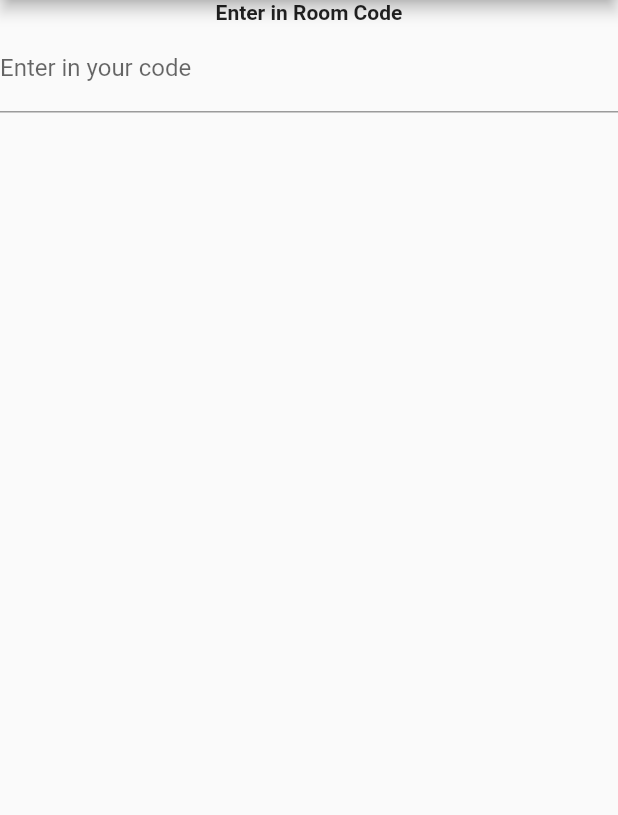
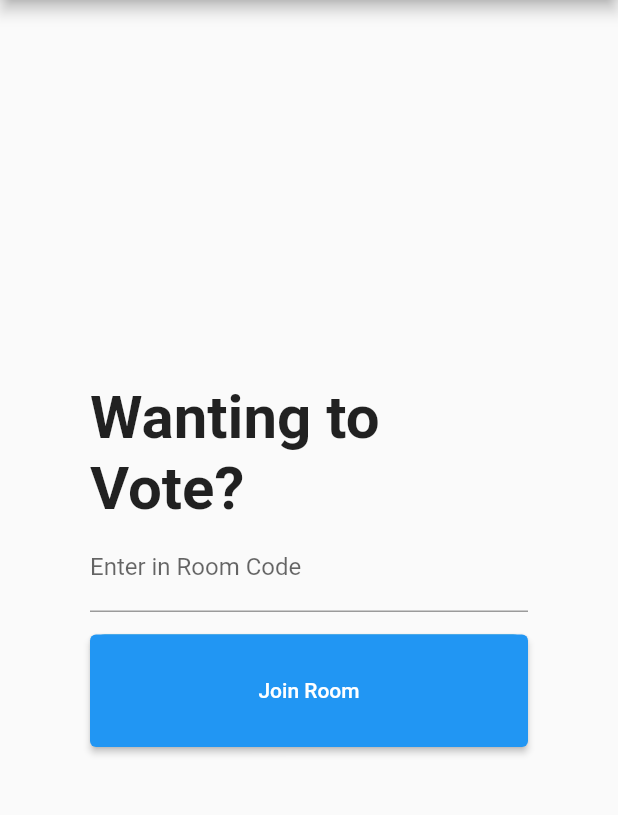
Before and after one commit to andrewhooker2/Dinder, a Flutter app: the screen it shows after launch, on a phone screen of 412 x 824 dp, the part 84-899 px from its top. Run offline on Flutter 3.47's test engine with Material 2 defaults, Android fonts, the phone set to English and light mode, and no system bars.

```diff
--- /dev/null
+++ b/Dinder/lib/Common/NavigateButton.dart
@@ -0,0 +1,30 @@
+import 'package:flutter/cupertino.dart';
+import 'package:flutter/material.dart';
+
+import '../constants.dart';
+
+Widget NavigateButton(
+    BuildContext context) {
+  return Padding(
+    padding: const EdgeInsets.symmetric(vertical: 15),
+    child: Container(
+      width: MediaQuery.of(context).size.width / 1.4,
+      height: MediaQuery.of(context).size.height / 11,
+      decoration: BoxDecoration(
+        color: AppTheme.kColor1,
+        borderRadius: BorderRadius.circular(10.0),
+      ),
+      child: ElevatedButton(
+        onPressed: () {
+          Navigator.pushNamed(context, "/VotingPage");
+        },
+        child: Text("Join Room"),
+      ),
+
+      // child: Padding(
+      //   padding: const EdgeInsets.all(12.0),
+      //   child: NavigateButton(asset: image, inputText: text, route: route),
+      // ),
+    ),
+  );
+}
--- a/Dinder/lib/Screens/CodeEntryPage.dart
+++ b/Dinder/lib/Screens/CodeEntryPage.dart
@@ -1,10 +1,14 @@
+
+
 import 'package:dinder/Common/NumberInputWidget.dart';
 import 'package:dinder/constants.dart';
 import 'package:flutter/material.dart';
 import 'package:flutter/services.dart';
+import '../Common/NavigateButton.dart';
 
 class CodeEntryPage extends StatefulWidget {
   const CodeEntryPage({Key? key}) : super(key: key);
+
 
   @override
   _CodeEntryPageState createState() => _CodeEntryPageState();
@@ -13,6 +17,9 @@ class CodeEntryPage extends StatefulWidget {
 class _CodeEntryPageState extends State<CodeEntryPage> {
   @override
   Widget build(BuildContext context) {
+    var pageWidth = MediaQuery.of(context).size.width / 1.4;
+
+
     return Scaffold(
       appBar: AppBar(
         title: Text("Dinder"),
@@ -28,25 +35,35 @@ class _CodeEntryPageState extends State<CodeEntryPage> {
             setState(() {});
           },
           child: Scaffold(
-           body: Column(
+           body: Padding(
+             padding: EdgeInsets.symmetric(vertical: 0, horizontal: 60),
+             child: Container(
+
+               child: Column(
+                 mainAxisAlignment: MainAxisAlignment.center,
+                 crossAxisAlignment: CrossAxisAlignment.center,
                  children: [
-               Text(
-                   "Enter in Room Code",
+                   const Text(
+                       "Wanting to Vote?",
                      style: TextStyle(
                        fontWeight: FontWeight.bold,
+                       fontSize: 40
                      ),
                    ),
                    TextField(
-                 decoration: InputDecoration(
+                     decoration: const InputDecoration(
                          border: UnderlineInputBorder(),
-                     labelText: "Enter in your code"
+                         labelText: "Enter in Room Code"
                      ),
                      keyboardType: TextInputType.phone,
                      inputFormatters: <TextInputFormatter>[
                        FilteringTextInputFormatter.digitsOnly
                      ], // Only numbers can be entered
                    ),
+                   NavigateButton(context),
                  ],
+               ),
+             ),
            ),
           ),
         ),
@@ -55,6 +72,33 @@ class _CodeEntryPageState extends State<CodeEntryPage> {
   }
 }
 
+
+
+Widget NextButton(
+    BuildContext context) {
+  return Padding(
+    padding: const EdgeInsets.symmetric(vertical: 15),
+    child: Container(
+      width: MediaQuery.of(context).size.width / 1.4,
+      height: MediaQuery.of(context).size.height / 11,
+      decoration: BoxDecoration(
+        color: AppTheme.kColor1,
+        borderRadius: BorderRadius.circular(10.0),
+      ),
+      child: ElevatedButton(
+          onPressed: () {
+            Navigator.pushNamed(context, "/VotingPage");
+          },
+        child: Text("Join Room"),
+      ),
+
+      // child: Padding(
+      //   padding: const EdgeInsets.all(12.0),
+      //   child: NavigateButton(asset: image, inputText: text, route: route),
+      // ),
+    ),
+  );
+}
 
 /*
 TextField(
--- a/Dinder/lib/main.dart
+++ b/Dinder/lib/main.dart
@@ -3,6 +3,8 @@ import 'package:dinder/Screens/LandingPage.dart';
 import 'package:dinder/Screens/ResultsPage.dart';
 import 'package:dinder/Screens/VotingPage.dart';
 import 'package:flutter/material.dart';
+
+import 'Screens/ConfigurationPage.dart';
 
 void main() {
   runApp(MyApp());
@@ -26,6 +28,7 @@ class MyApp extends StatelessWidget {
         "/ResultsPage": (context) => ResultsPage(),
         "/CodeEntryPage": (context) => CodeEntryPage(),
         "/VotingPage": (context) => VotingPage(),
+        "/ConfigruationPage": (context) => ConfigurationPage(),
       },
     );
   }
```
Also changed, not shown: Dinder/lib/Screens/ConfigurationPage.dart (added, +17 -0 lines). Lines whose indentation alone changed are shown as unchanged.
